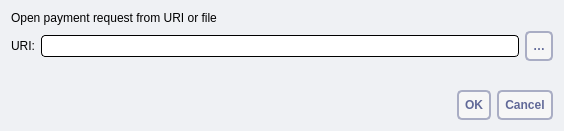
This is src/qt/forms/openuridialog.ui in navcoin/navcoin-core as Qt 5 draws it before an edit. The edited form follows.
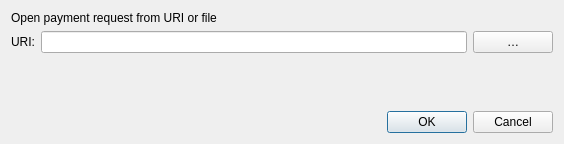
This is the edited form. Custom widgets are drawn as their Qt base class.

What changed in the file:
```diff
--- a/src/qt/forms/openuridialog.ui
+++ b/src/qt/forms/openuridialog.ui
@@ -7,14 +7,14 @@
     <x>0</x>
     <y>0</y>
     <width>564</width>
-    <height>131</height>
+    <height>144</height>
    </rect>
   </property>
   <property name="windowTitle">
    <string>Open URI</string>
   </property>
   <property name="styleSheet">
-   <string notr="true">background: #eff1f4; border: 0</string>
+   <string notr="true"/>
   </property>
   <layout class="QVBoxLayout" name="verticalLayout">
    <item>
@@ -36,8 +36,7 @@
      <item>
       <widget class="QValidatedLineEdit" name="uriEdit">
        <property name="styleSheet">
-        <string notr="true">background: #fff; border-radius: 4px; border: 1px solid #000; padding:2px
-</string>
+        <string notr="true"/>
        </property>
       </widget>
      </item>
@@ -47,7 +46,7 @@
         <string>Select payment request file</string>
        </property>
        <property name="styleSheet">
-        <string notr="true"> background: #f6f6f6; border: 2px solid #a9adc4; border-radius: 5px; padding: 6px; text-transform: uppercase; color: #616998; font-weight: bold</string>
+        <string notr="true"/>
        </property>
        <property name="text">
         <string notr="true">…</string>
@@ -75,7 +74,7 @@
    <item>
     <widget class="QDialogButtonBox" name="buttonBox">
      <property name="styleSheet">
-      <string notr="true"> background: #f6f6f6; border: 2px solid #a9adc4; border-radius: 5px; padding: 6px; text-transform: uppercase; color: #616998; font-weight: bold</string>
+      <string notr="true"/>
      </property>
      <property name="orientation">
       <enum>Qt::Horizontal</enum>
```
